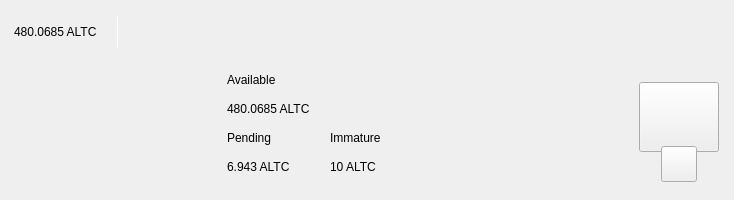
Old version of the form src/qt/altecoin/forms/topbar.ui in the repository bontecoin/BONTE.
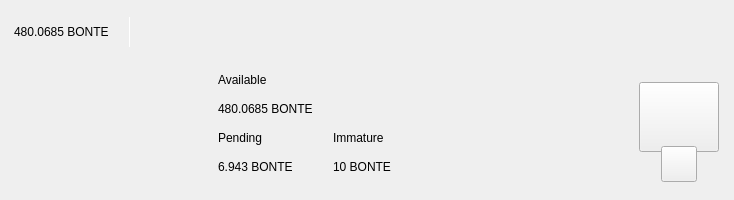
New version of the form. Custom widgets are drawn as their Qt base class.

```diff
--- a/src/qt/altecoin/forms/topbar.ui
+++ b/src/qt/altecoin/forms/topbar.ui
@@ -119,7 +119,7 @@
                <string notr="true">padding:0px;margin:0px;</string>
               </property>
               <property name="text">
-               <string>480.0685 ALTC</string>
+               <string>480.0685 BONTE</string>
               </property>
              </widget>
             </item>
@@ -398,7 +398,7 @@
                <item>
                 <widget class="QLabel" name="labelAmountPiv">
                  <property name="text">
-                  <string>480.0685 ALTC</string>
+                  <string>480.0685 BONTE</string>
                  </property>
                 </widget>
                </item>
@@ -421,7 +421,7 @@
                  <item>
                   <widget class="QLabel" name="labelPendingPiv">
                    <property name="text">
-                    <string>6.943 ALTC</string>
+                    <string>6.943 BONTE</string>
                    </property>
                   </widget>
                  </item>
@@ -455,7 +455,7 @@
                  <item>
                   <widget class="QLabel" name="labelImmaturePiv">
                    <property name="text">
-                    <string>10 ALTC</string>
+                    <string>10 BONTE</string>
                    </property>
                   </widget>
                  </item>
```
Left out of the diff: 4 changed lines with no effect on the pictures.
